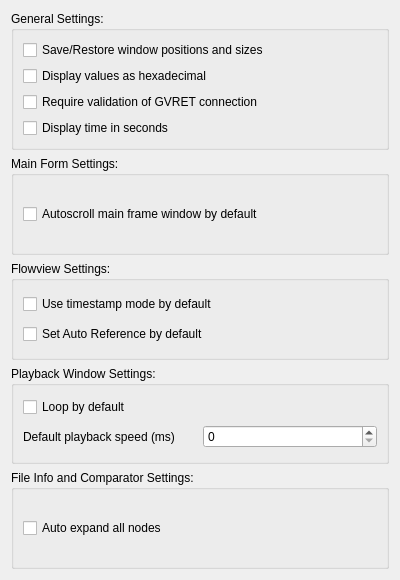
This is mainsettingsdialog.ui in collin80/SavvyCAN as Qt 5 draws it before an edit. The edited form follows.
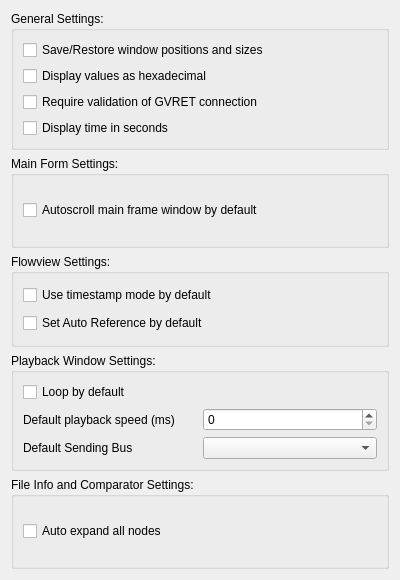
This is the edited form.

Commit message: Fixed a long standing stupid issue where the playback window defaulted to "None" as the bus to send to. That's handy, huh? The new default is "From File" and this can now be changed as a preference as well.

```diff
--- a/mainsettingsdialog.ui
+++ b/mainsettingsdialog.ui
@@ -121,6 +121,20 @@
         </item>
        </layout>
       </item>
+      <item>
+       <layout class="QHBoxLayout" name="horizontalLayout_2">
+        <item>
+         <widget class="QLabel" name="label_2">
+          <property name="text">
+           <string>Default Sending Bus</string>
+          </property>
+         </widget>
+        </item>
+        <item>
+         <widget class="QComboBox" name="comboSendingBus"/>
+        </item>
+       </layout>
+      </item>
      </layout>
     </widget>
    </item>
```
The commit also changes 3 other files.
